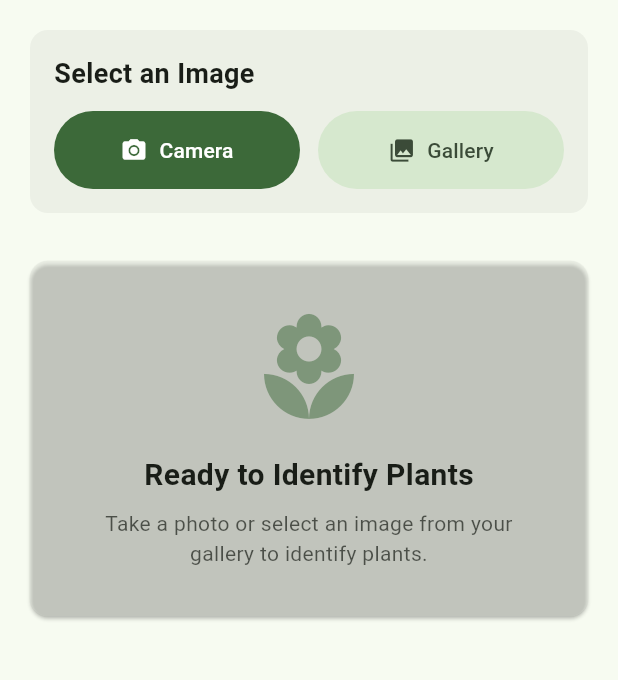
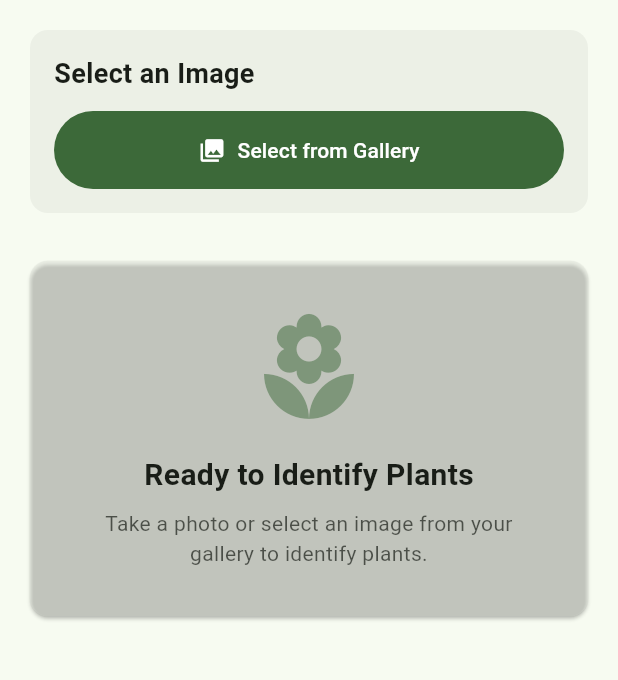
Before and after one commit to moncefissam/Plant_CNN, a Flutter app: the screen it shows after launch, on a phone screen of 412 x 824 dp, the part 180-860 px from its top. Run offline on Flutter 3.47's test engine with Material 3 defaults, Android fonts, the light colour scheme and no system bars; our stand-ins replace image_picker.

Commit message:
Remove camera button, keep only gallery

```diff
--- a/lib/screens/home_screen.dart
+++ b/lib/screens/home_screen.dart
@@ -193,30 +193,16 @@ class _HomeScreenState extends State<HomeScreen> {
               ),
             ),
             const SizedBox(height: 12),
-            Row(
-              children: [
-                Expanded(
-                  child: FilledButton.icon(
-                    onPressed: () => _pickImage(ImageSource.camera),
-                    icon: const Icon(Icons.camera_alt),
-                    label: const Text('Camera'),
-                    style: FilledButton.styleFrom(
-                      padding: const EdgeInsets.symmetric(vertical: 16),
-                    ),
-                  ),
+            SizedBox(
+              width: double.infinity,
+              child: FilledButton.icon(
+                onPressed: () => _pickImage(ImageSource.gallery),
+                icon: const Icon(Icons.photo_library),
+                label: const Text('Select from Gallery'),
+                style: FilledButton.styleFrom(
+                  padding: const EdgeInsets.symmetric(vertical: 16),
                 ),
-                const SizedBox(width: 12),
-                Expanded(
-                  child: FilledButton.tonalIcon(
-                    onPressed: () => _pickImage(ImageSource.gallery),
-                    icon: const Icon(Icons.photo_library),
-                    label: const Text('Gallery'),
-                    style: FilledButton.styleFrom(
-                      padding: const EdgeInsets.symmetric(vertical: 16),
-                    ),
-                  ),
-                ),
-              ],
+              ),
             ),
           ],
         ),
```
